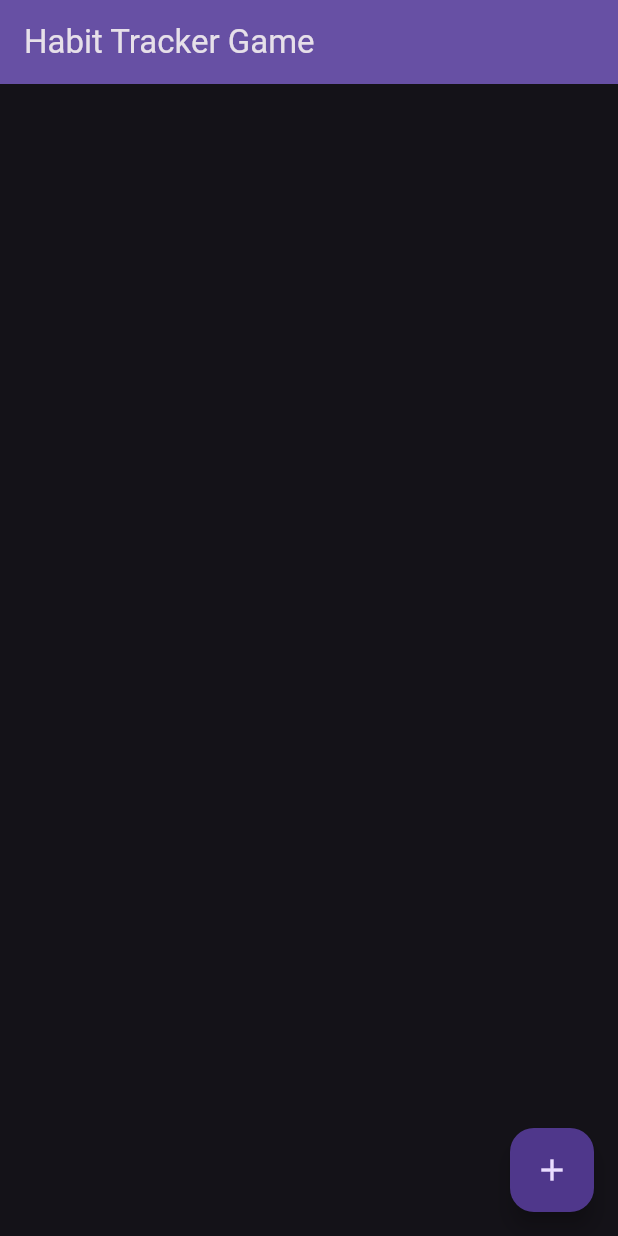
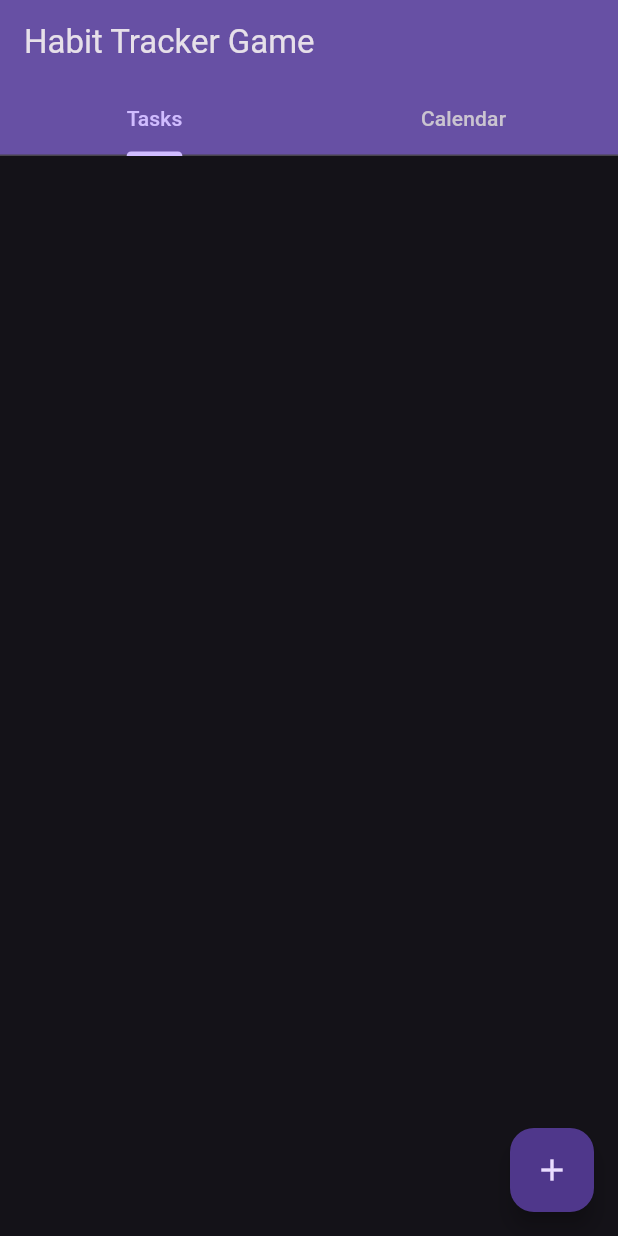
Before and after one commit to FatimaSanaIssahac/Habit-Tracker, a Flutter app: the screen it shows after launch, on a phone screen of 412 x 824 dp. Run offline on Flutter 3.47's test engine with Material 3 defaults, Android fonts, the phone set to English and light mode, and no system bars; our stand-ins replace table_calendar.

Commit message:
calender and task tab

```diff
--- a/microproject/lib/main.dart
+++ b/microproject/lib/main.dart
@@ -1,5 +1,6 @@
 import 'package:flutter/material.dart';
 import 'dart:async';
+import 'package:table_calendar/table_calendar.dart';
 
 void main() {
   runApp(const MyApp());
@@ -13,7 +14,7 @@ class MyApp extends StatelessWidget {
     return MaterialApp(
       title: 'Habit Tracker',
       theme: ThemeData.dark(),
-      home: const SplashScreen(),
+      home: const MyHomePage(title: 'Habit Tracker Game'),
     );
   }
 }
@@ -66,10 +67,17 @@ class MyHomePage extends StatefulWidget {
   State<MyHomePage> createState() => _MyHomePageState();
 }
 
-class _MyHomePageState extends State<MyHomePage> {
+class _MyHomePageState extends State<MyHomePage> with TickerProviderStateMixin {
   final List<Map<String, dynamic>> _tasks = [];
   bool _showTextField = false;
   final TextEditingController _controller = TextEditingController();
+  late TabController _tabController;
+
+  @override
+  void initState() {
+    super.initState();
+    _tabController = TabController(length: 2, vsync: this); // 2 tabs: one for tasks, one for calendar
+  }
 
   void _addTask() {
     setState(() {
@@ -99,8 +107,19 @@ class _MyHomePageState extends State<MyHomePage> {
       appBar: AppBar(
         backgroundColor: Theme.of(context).colorScheme.inversePrimary,
         title: Text(widget.title),
+        bottom: TabBar(
+          controller: _tabController,
+          tabs: const [
+            Tab(text: 'Tasks'),
+            Tab(text: 'Calendar'),
+          ],
         ),
-      body: Padding(
+      ),
+      body: TabBarView(
+        controller: _tabController,
+        children: [
+          // Task Tab
+          Padding(
             padding: const EdgeInsets.all(16.0),
             child: Column(
               children: <Widget>[
@@ -149,6 +168,23 @@ class _MyHomePageState extends State<MyHomePage> {
               ],
             ),
           ),
+
+          // Calendar Tab
+          Padding(
+            padding: const EdgeInsets.all(16.0),
+            child: TableCalendar(
+              firstDay: DateTime.utc(2020, 1, 1),
+              lastDay: DateTime.utc(2025, 12, 31),
+              focusedDay: DateTime.now(),
+              calendarFormat: CalendarFormat.month,
+              onDaySelected: (selectedDay, focusedDay) {
+                // Handle the day selection
+                print('Selected Day: $selectedDay');
+              },
+            ),
+          ),
+        ],
+      ),
       floatingActionButton: FloatingActionButton(
         onPressed: _addTask,
         tooltip: 'Add Task',
```
Lines whose indentation alone changed are shown as unchanged.
